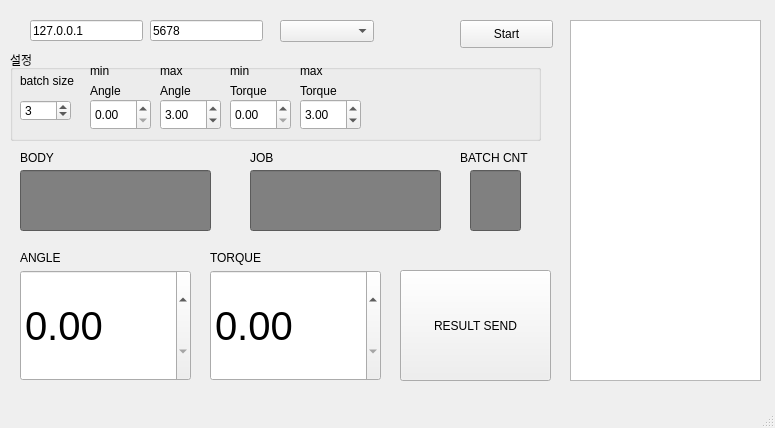
Before: the Qt Designer form wpms/test.ui in gusdnd3150/PF6000, drawn with Qt 5.
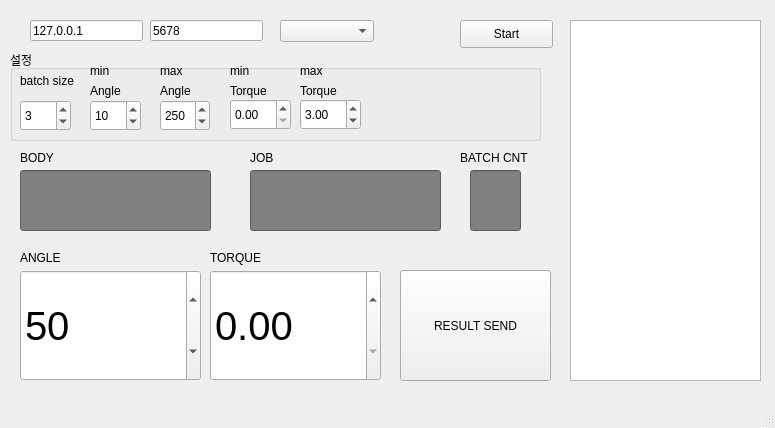
After: the same form once the commit is applied.

Commit message: 앵글값 정수로 표현

Patch:
```diff
--- a/wpms/test.ui
+++ b/wpms/test.ui
@@ -27,22 +27,6 @@
      <string>Start</string>
     </property>
    </widget>
-   <widget class="QDoubleSpinBox" name="ANGLE">
-    <property name="geometry">
-     <rect>
-      <x>20</x>
-      <y>270</y>
-      <width>171</width>
-      <height>111</height>
-     </rect>
-    </property>
-    <property name="styleSheet">
-     <string notr="true">QDoubleSpinBox{
-	font-size:40px
-
-}</string>
-    </property>
-   </widget>
    <widget class="QDoubleSpinBox" name="TORQUE">
     <property name="geometry">
      <rect>
@@ -180,16 +164,6 @@
     <property name="title">
      <string>설정</string>
     </property>
-    <widget class="QDoubleSpinBox" name="MINANG">
-     <property name="geometry">
-      <rect>
-       <x>80</x>
-       <y>49</y>
-       <width>61</width>
-       <height>31</height>
-      </rect>
-     </property>
-    </widget>
     <widget class="QLabel" name="label_6">
      <property name="geometry">
       <rect>
@@ -216,19 +190,6 @@
       <string>Angle</string>
      </property>
     </widget>
-    <widget class="QDoubleSpinBox" name="MAXANG">
-     <property name="geometry">
-      <rect>
-       <x>150</x>
-       <y>49</y>
-       <width>61</width>
-       <height>31</height>
-      </rect>
-     </property>
-     <property name="value">
-      <double>3.000000000000000</double>
-     </property>
-    </widget>
     <widget class="QLabel" name="label_9">
      <property name="geometry">
       <rect>
@@ -336,7 +297,7 @@
        <x>10</x>
        <y>50</y>
        <width>51</width>
-       <height>21</height>
+       <height>31</height>
       </rect>
      </property>
      <property name="value">
@@ -356,6 +317,35 @@
       <string>batch size</string>
      </property>
     </widget>
+    <widget class="QSpinBox" name="MINANG">
+     <property name="geometry">
+      <rect>
+       <x>80</x>
+       <y>50</y>
+       <width>51</width>
+       <height>31</height>
+      </rect>
+     </property>
+     <property name="value">
+      <number>10</number>
+     </property>
+    </widget>
+    <widget class="QSpinBox" name="MAXANG">
+     <property name="geometry">
+      <rect>
+       <x>150</x>
+       <y>50</y>
+       <width>50</width>
+       <height>31</height>
+      </rect>
+     </property>
+     <property name="maximum">
+      <number>360</number>
+     </property>
+     <property name="value">
+      <number>250</number>
+     </property>
+    </widget>
    </widget>
    <widget class="QLineEdit" name="IP">
     <property name="geometry">
@@ -438,6 +428,27 @@
      </rect>
     </property>
    </widget>
+   <widget class="QSpinBox" name="ANGLE">
+    <property name="geometry">
+     <rect>
+      <x>20</x>
+      <y>270</y>
+      <width>181</width>
+      <height>111</height>
+     </rect>
+    </property>
+    <property name="styleSheet">
+     <string notr="true">QSpinBox{
+font-size:40px
+}</string>
+    </property>
+    <property name="maximum">
+     <number>360</number>
+    </property>
+    <property name="value">
+     <number>50</number>
+    </property>
+   </widget>
   </widget>
   <widget class="QMenuBar" name="menubar">
    <property name="geometry">
```
The commit also changes 1 other file.
